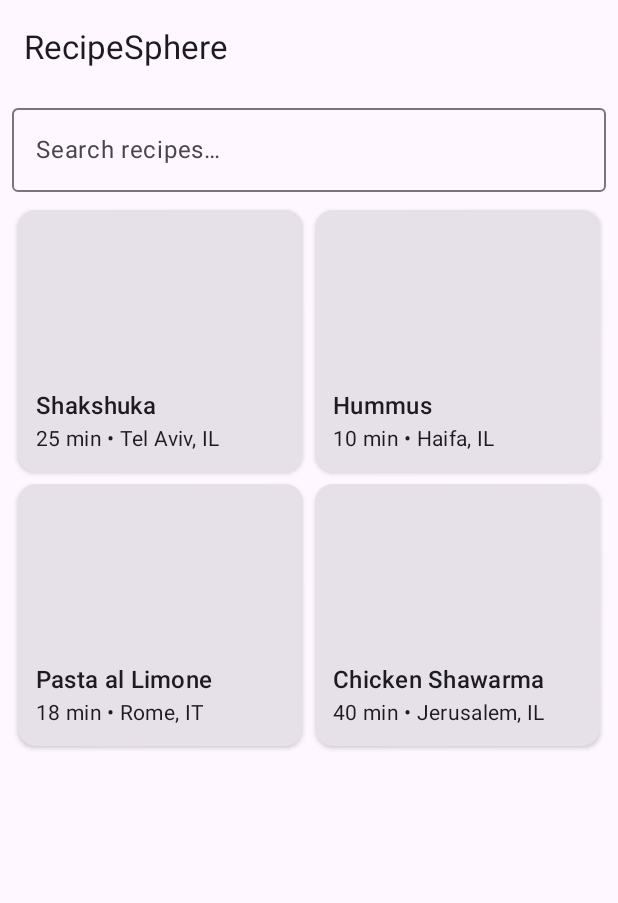
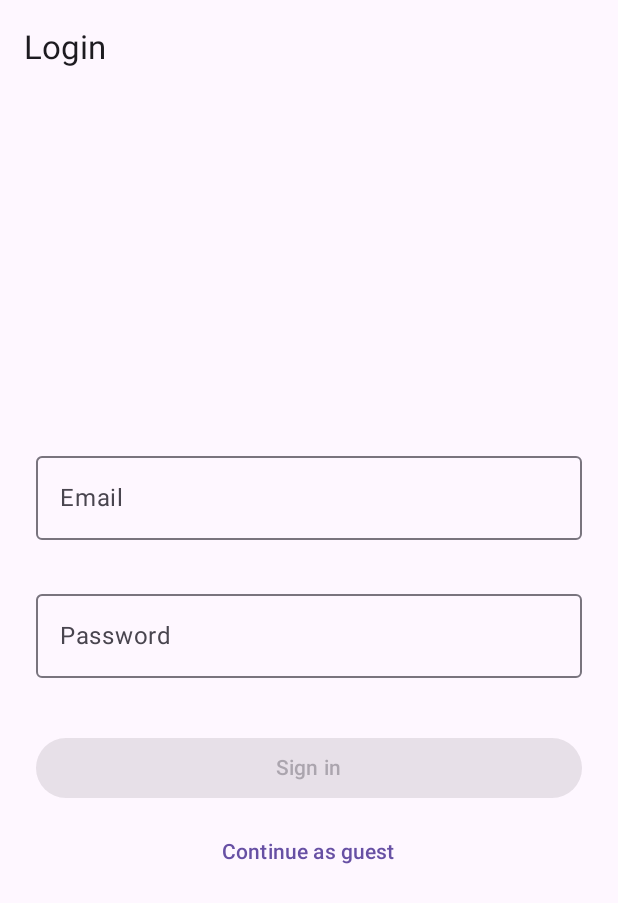
Before and after one commit to gilsh24/KMPRecipesphere, an Android app built with Jetpack Compose: the composable AppNavGraph shown on its own in the app's theme, on a phone screen of 412 x 824 dp. Shown: the top 903 px of the screen. Run offline under Robolectric (Android 15) with nearby library versions, the phone set to English and light mode, and no system bars; 1 statement that could not run was skipped.

Commit message:
working navGraph.kt with all pages

```diff
--- a/composeApp/build.gradle.kts
+++ b/composeApp/build.gradle.kts
@@ -75,6 +75,7 @@ kotlin {
             implementation(libs.kotlinx.datetime)
             implementation(libs.kotlinx.serialization.core)
             implementation(libs.kotlinx.serialization.json)
+            implementation(compose.materialIconsExtended)
         }
 
         commonTest.dependencies {
--- /dev/null
+++ b/composeApp/src/commonMain/kotlin/org/example/recipesphere/ui/auth/login/LoginScreen.kt
@@ -0,0 +1,96 @@
+package org.example.recipesphere.ui.auth.login
+
+import androidx.compose.foundation.layout.Arrangement
+import androidx.compose.foundation.layout.Column
+import androidx.compose.foundation.layout.Spacer
+import androidx.compose.foundation.layout.fillMaxSize
+import androidx.compose.foundation.layout.fillMaxWidth
+import androidx.compose.foundation.layout.height
+import androidx.compose.foundation.layout.padding
+import androidx.compose.material3.Button
+import androidx.compose.material3.CircularProgressIndicator
+import androidx.compose.material3.ExperimentalMaterial3Api
+import androidx.compose.material3.OutlinedTextField
+import androidx.compose.material3.Scaffold
+import androidx.compose.material3.Text
+import androidx.compose.material3.TextButton
+import androidx.compose.material3.TopAppBar
+import androidx.compose.runtime.Composable
+import androidx.compose.runtime.LaunchedEffect
+import androidx.compose.runtime.collectAsState
+import androidx.compose.runtime.getValue
+import androidx.compose.runtime.remember
+import androidx.compose.ui.Alignment
+import androidx.compose.ui.Modifier
+import androidx.compose.ui.text.input.PasswordVisualTransformation
+import androidx.compose.ui.unit.dp
+
+@OptIn(ExperimentalMaterial3Api::class)
+@Composable
+fun LoginScreen(
+    onLoginSuccess: () -> Unit,
+    viewModel: LoginViewModel = remember { LoginViewModel() }
+) {
+    val ui by viewModel.ui.collectAsState()
+
+    // Navigate once when we flip to logged-in
+    LaunchedEffect(ui.isLoggedIn) {
+        if (ui.isLoggedIn) {
+            onLoginSuccess()
+            viewModel.acknowledgeNavigation()
+        }
+    }
+
+    Scaffold(
+        topBar = { TopAppBar(title = { Text("Login") }) }
+    ) { innerPadding ->
+        Column(
+            modifier = Modifier
+                .padding(innerPadding)
+                .fillMaxSize()
+                .padding(24.dp),
+            verticalArrangement = Arrangement.Center,
+            horizontalAlignment = Alignment.CenterHorizontally
+        ) {
+            OutlinedTextField(
+                value = ui.email,
+                onValueChange = viewModel::onEmailChange,
+                label = { Text("Email") },
+                isError = ui.emailError != null,
+                supportingText = { if (ui.emailError != null) Text(ui.emailError!!) },
+                singleLine = true,
+                modifier = Modifier.fillMaxWidth()
+            )
+            Spacer(Modifier.height(12.dp))
+            OutlinedTextField(
+                value = ui.password,
+                onValueChange = viewModel::onPasswordChange,
+                label = { Text("Password") },
+                isError = ui.passwordError != null,
+                supportingText = { if (ui.passwordError != null) Text(ui.passwordError!!) },
+                singleLine = true,
+                visualTransformation = PasswordVisualTransformation(),
+                modifier = Modifier.fillMaxWidth()
+            )
+            Spacer(Modifier.height(20.dp))
+
+            Button(
+                onClick = { viewModel.submit() },
+                enabled = ui.canSubmit,
+                modifier = Modifier.fillMaxWidth()
+            ) { Text(if (ui.isLoading) "Signing in…" else "Sign in") }
+
+            Spacer(Modifier.height(8.dp))
+
+            TextButton(
+                onClick = onLoginSuccess, // "guest" path for now
+                enabled = !ui.isLoading
+            ) { Text("Continue as guest") }
+
+            if (ui.isLoading) {
+                Spacer(Modifier.height(16.dp))
+                CircularProgressIndicator()
+            }
+        }
+    }
+}
--- /dev/null
+++ b/composeApp/src/commonMain/kotlin/org/example/recipesphere/ui/auth/login/LoginViewModel.kt
@@ -0,0 +1,66 @@
+package org.example.recipesphere.ui.auth.login
+
+import kotlinx.coroutines.CoroutineScope
+import kotlinx.coroutines.Dispatchers
+import kotlinx.coroutines.Job
+import kotlinx.coroutines.delay
+import kotlinx.coroutines.flow.MutableStateFlow
+import kotlinx.coroutines.flow.StateFlow
+import kotlinx.coroutines.launch
+
+data class LoginUiState(
+    val email: String = "",
+    val password: String = "",
+    val emailError: String? = null,
+    val passwordError: String? = null,
+    val isLoading: Boolean = false,
+    val isLoggedIn: Boolean = false
+) {
+    val canSubmit: Boolean =
+        !isLoading &&
+                email.isNotBlank() &&
+                password.isNotBlank() &&
+                emailError == null &&
+                passwordError == null
+}
+
+class LoginViewModel {
+    private val job = Job()
+    private val scope = CoroutineScope(Dispatchers.Main + job)
+
+    private val _ui = MutableStateFlow(LoginUiState())
+    val ui: StateFlow<LoginUiState> = _ui
+
+    fun onEmailChange(value: String) {
+        val error = validateEmail(value)
+        _ui.value = _ui.value.copy(email = value, emailError = error)
+    }
+
+    fun onPasswordChange(value: String) {
+        val error = validatePassword(value)
+        _ui.value = _ui.value.copy(password = value, passwordError = error)
+    }
+
+    fun submit() {
+        val current = _ui.value
+        if (!current.canSubmit) return
+        scope.launch {
+            _ui.value = _ui.value.copy(isLoading = true)
+            delay(600) // pretend to call server
+            // Mock "success" if validation passed
+            _ui.value = _ui.value.copy(isLoading = false, isLoggedIn = true)
+        }
+    }
+
+    fun acknowledgeNavigation() {
+        if (_ui.value.isLoggedIn) _ui.value = _ui.value.copy(isLoggedIn = false)
+    }
+
+    fun onCleared() { job.cancel() }
+
+    private fun validateEmail(email: String): String? =
+        if ('@' in email && '.' in email.substringAfter('@')) null else "Invalid email"
+
+    private fun validatePassword(pw: String): String? =
+        if (pw.length >= 6) null else "Min 6 characters"
+}
--- a/composeApp/src/commonMain/kotlin/org/example/recipesphere/ui/navigation/NavGraph.kt
+++ b/composeApp/src/commonMain/kotlin/org/example/recipesphere/ui/navigation/NavGraph.kt
@@ -1,30 +1,93 @@
 package org.example.recipesphere.ui.navigation
 
-import androidx.compose.material3.ExperimentalMaterial3Api
+import androidx.compose.foundation.layout.padding
+import androidx.compose.material.icons.Icons
+import androidx.compose.material.icons.automirrored.filled.List
+import androidx.compose.material.icons.filled.Person
+import androidx.compose.material3.Icon
+import androidx.compose.material3.NavigationBar
+import androidx.compose.material3.NavigationBarItem
 import androidx.compose.material3.Scaffold
 import androidx.compose.material3.Text
-import androidx.compose.material3.TopAppBar
 import androidx.compose.runtime.Composable
+import androidx.compose.runtime.getValue
+import androidx.compose.runtime.remember
+import androidx.compose.ui.Modifier
 import androidx.navigation.compose.NavHost
 import androidx.navigation.compose.composable
+import androidx.navigation.compose.currentBackStackEntryAsState
 import androidx.navigation.compose.rememberNavController
 import androidx.navigation.toRoute
 import org.example.recipesphere.recipes.ui.screens.splash.SplashScreen
+import org.example.recipesphere.ui.auth.login.LoginScreen
+import org.example.recipesphere.ui.profile.ProfileScreen
 import org.example.recipesphere.ui.recipes.detail.RecipeDetailScreen
 import org.example.recipesphere.ui.recipes.list.RecipesListScreen
 
-@OptIn(ExperimentalMaterial3Api::class)
 @Composable
 fun AppNavGraph() {
     val nav = rememberNavController()
+    val backStack by nav.currentBackStackEntryAsState()
+    val route = backStack?.destination?.route
+
+    val showBottomBar = remember(route) {
+        val r = route.orEmpty()
+        r.startsWith(RecipesListRoute::class.qualifiedName ?: "") ||
+                r.startsWith(ProfileRoute::class.qualifiedName ?: "")
+    }
 
     Scaffold(
-        topBar = { TopAppBar(title = { Text("RecipeSphere") }) }
+        bottomBar = {
+            if (showBottomBar) {
+                NavigationBar {
+                    val onRecipes = {
+                        nav.navigate(RecipesListRoute) {
+                            popUpTo(nav.graph.startDestinationId) { saveState = true }
+                            launchSingleTop = true
+                            restoreState = true
+                        }
+                    }
+                    val onProfile = {
+                        nav.navigate(ProfileRoute) {
+                            popUpTo(nav.graph.startDestinationId) { saveState = true }
+                            launchSingleTop = true
+                            restoreState = true
+                        }
+                    }
+
+                    val selectedRecipes = route?.startsWith(RecipesListRoute::class.qualifiedName ?: "") == true
+                    val selectedProfile = route?.startsWith(ProfileRoute::class.qualifiedName ?: "") == true
+
+                    NavigationBarItem(
+                        selected = selectedRecipes,
+                        onClick = onRecipes,
+                        icon = { Icon(Icons.AutoMirrored.Filled.List, contentDescription = "Recipes") },
+                        label = { Text("Recipes") }
+                    )
+                    NavigationBarItem(
+                        selected = selectedProfile,
+                        onClick = onProfile,
+                        icon = { Icon(Icons.Filled.Person, contentDescription = "Profile") },
+                        label = { Text("Profile") }
+                    )
+                }
+            }
+        }
     ) { innerPadding ->
         NavHost(
             navController = nav,
-            startDestination = RecipesListRoute // you can swap to SplashRoute later
+            startDestination = LoginRoute,
+            modifier = Modifier.padding(innerPadding)
         ) {
+            composable<LoginRoute> {
+                LoginScreen(
+                    onLoginSuccess = {
+                        nav.navigate(RecipesListRoute) {
+                            popUpTo<LoginRoute> { inclusive = true }
+                        }
+                    }
+                )
+            }
             composable<RecipesListRoute> {
                 RecipesListScreen(
                     onRecipeClick = { recipe ->
@@ -32,17 +95,24 @@ fun AppNavGraph() {
                     }
                 )
             }
-            composable<RecipeDetailRoute> { backStackEntry ->
-                val args = backStackEntry.toRoute<RecipeDetailRoute>() // type-safe args
+            composable<RecipeDetailRoute> {
+                val args = it.toRoute<RecipeDetailRoute>()
                 RecipeDetailScreen(
                     recipeId = args.id,
                     onBack = { nav.popBackStack() }
                 )
             }
-            // You can wire these when ready:
             composable<SplashRoute> { SplashScreen(innerPadding) }
-            composable<LoginRoute> { /* LoginScreen(...) */ }
-            composable<ProfileRoute> { /* ProfileScreen(...) */ }
+            composable<ProfileRoute> {
+                ProfileScreen(
+                    onLogoutClick = {
+                        // mock: go back to Login and clear stack
+                        nav.navigate(LoginRoute) {
+                            popUpTo(0) { inclusive = true } // clear whole stack
+                        }
+                    }
+                )
+            }
         }
     }
 }
```
Also changed, not shown: composeApp/src/commonMain/kotlin/org/example/recipesphere/ui/detail/RecipeDetailScreen.kt (+11 -2 lines), composeApp/src/commonMain/kotlin/org/example/recipesphere/ui/profile/ProfileScreen.kt (added, +31 -0 lines), composeApp/src/commonMain/kotlin/org/example/recipesphere/ui/auth/dani.txt (added).
